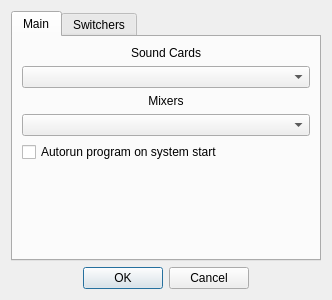
The window that qt/qtalsavolume/settingsdialog.ui (Vitozz/kukuruzo) describes before a commit, drawn with Qt 5.
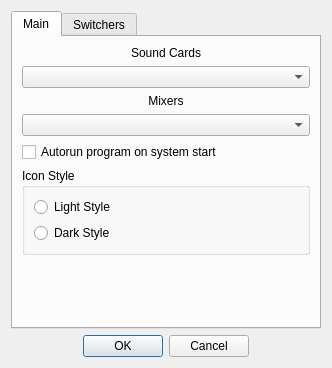
The same window after the commit.

Commit message: Added icon style option. Fixed alsavolume ebuild

Patch:
```diff
--- a/qt/qtalsavolume/settingsdialog.ui
+++ b/qt/qtalsavolume/settingsdialog.ui
@@ -7,7 +7,7 @@
     <x>0</x>
     <y>0</y>
     <width>332</width>
-    <height>300</height>
+    <height>368</height>
    </rect>
   </property>
   <property name="sizePolicy">
@@ -74,6 +74,44 @@
            </property>
           </widget>
          </item>
+         <item>
+          <widget class="QGroupBox" name="groupBox">
+           <property name="title">
+            <string>Icon Style</string>
+           </property>
+           <property name="flat">
+            <bool>false</bool>
+           </property>
+           <property name="checkable">
+            <bool>false</bool>
+           </property>
+           <layout class="QVBoxLayout" name="verticalLayout_6">
+            <item>
+             <widget class="QRadioButton" name="lightRadio">
+              <property name="toolTip">
+               <string>&lt;html&gt;&lt;head/&gt;&lt;body&gt;&lt;p&gt;Light style of tray icon&lt;/p&gt;&lt;/body&gt;&lt;/html&gt;</string>
+              </property>
+              <property name="text">
+               <string>Light Style</string>
+              </property>
+              <property name="autoExclusive">
+               <bool>true</bool>
+              </property>
+             </widget>
+            </item>
+            <item>
+             <widget class="QRadioButton" name="darkRadio">
+              <property name="toolTip">
+               <string>&lt;html&gt;&lt;head/&gt;&lt;body&gt;&lt;p&gt;Dark style of tray icon&lt;/p&gt;&lt;/body&gt;&lt;/html&gt;</string>
+              </property>
+              <property name="text">
+               <string>Dark Style</string>
+              </property>
+             </widget>
+            </item>
+           </layout>
+          </widget>
+         </item>
          <item>
           <spacer name="verticalSpacer_2">
            <property name="orientation">
```
Left out of the diff: 12 changed lines with no effect on the pictures. The commit also changes 29 other files.
